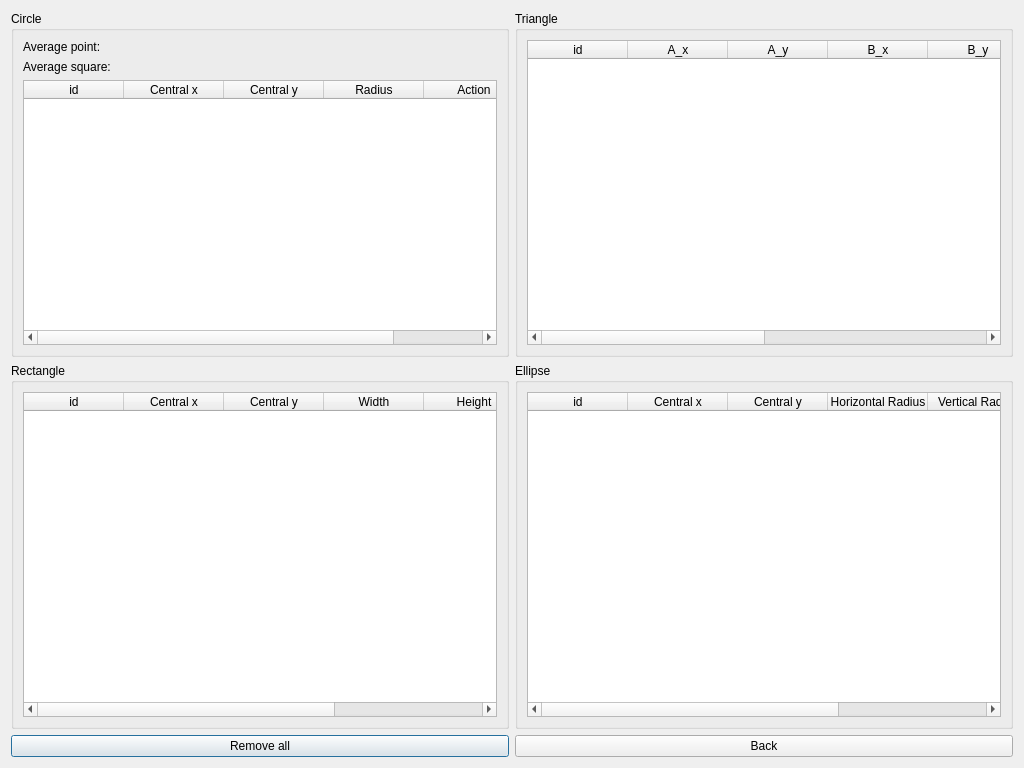
The window that dialog_editfigures.ui (JeyM1/Course_Work_OOP_1) describes before a commit, drawn with Qt 5.
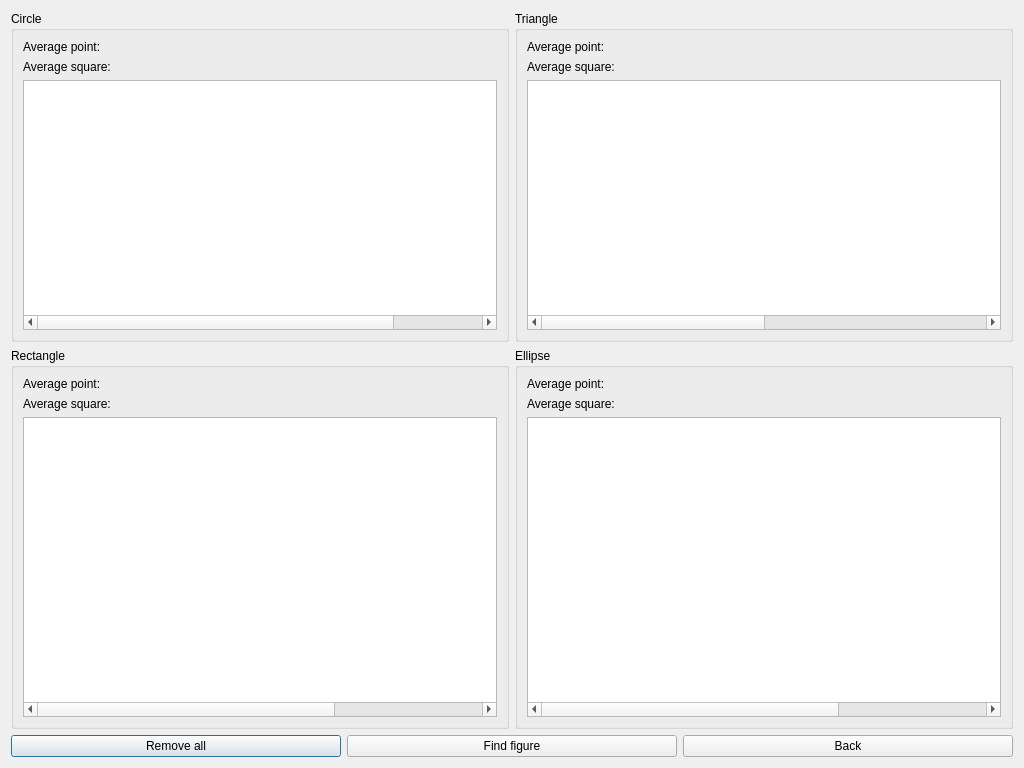
The same window after the commit.

```diff
--- a/dialog_editfigures.ui
+++ b/dialog_editfigures.ui
@@ -13,8 +13,8 @@
   <property name="windowTitle">
    <string>Edit figures</string>
   </property>
-  <layout class="QGridLayout" name="gridLayout_5">
-   <item row="0" column="0" colspan="2">
+  <layout class="QGridLayout" name="gridLayout">
+   <item row="0" column="0" colspan="3">
     <layout class="QHBoxLayout" name="horizontalLayout">
      <item>
       <widget class="QGroupBox" name="groupCircle">
@@ -51,7 +51,7 @@
         <item>
          <widget class="QTableWidget" name="tableCircle">
           <property name="sizePolicy">
-           <sizepolicy hsizetype="Expanding" vsizetype="Preferred">
+           <sizepolicy hsizetype="Expanding" vsizetype="Expanding">
             <horstretch>0</horstretch>
             <verstretch>0</verstretch>
            </sizepolicy>
@@ -63,7 +63,7 @@
            <number>5</number>
           </property>
           <attribute name="horizontalHeaderVisible">
-           <bool>true</bool>
+           <bool>false</bool>
           </attribute>
           <attribute name="horizontalHeaderCascadingSectionResizes">
            <bool>false</bool>
@@ -112,8 +112,34 @@
        <property name="title">
         <string>Triangle</string>
        </property>
-       <layout class="QGridLayout" name="gridLayout_3">
-        <item row="0" column="0">
+       <layout class="QVBoxLayout" name="verticalLayout_2">
+        <item>
+         <widget class="QLabel" name="lbl_triangle_avg_point">
+          <property name="sizePolicy">
+           <sizepolicy hsizetype="Fixed" vsizetype="Fixed">
+            <horstretch>0</horstretch>
+            <verstretch>0</verstretch>
+           </sizepolicy>
+          </property>
+          <property name="text">
+           <string>Average point: </string>
+          </property>
+         </widget>
+        </item>
+        <item>
+         <widget class="QLabel" name="lbl_triangle_avg_square">
+          <property name="sizePolicy">
+           <sizepolicy hsizetype="Fixed" vsizetype="Fixed">
+            <horstretch>0</horstretch>
+            <verstretch>0</verstretch>
+           </sizepolicy>
+          </property>
+          <property name="text">
+           <string>Average square: </string>
+          </property>
+         </widget>
+        </item>
+        <item>
          <widget class="QTableWidget" name="tableTriangle">
           <property name="sizePolicy">
            <sizepolicy hsizetype="Expanding" vsizetype="Expanding">
@@ -128,7 +154,7 @@
            <number>8</number>
           </property>
           <attribute name="horizontalHeaderVisible">
-           <bool>true</bool>
+           <bool>false</bool>
           </attribute>
           <attribute name="horizontalHeaderCascadingSectionResizes">
            <bool>false</bool>
@@ -186,18 +212,51 @@
      </item>
     </layout>
    </item>
-   <item row="1" column="0" colspan="2">
+   <item row="2" column="0">
+    <widget class="QPushButton" name="btn_remove_all">
+     <property name="text">
+      <string>Remove all</string>
+     </property>
+    </widget>
+   </item>
+   <item row="1" column="0" colspan="3">
     <layout class="QHBoxLayout" name="horizontalLayout_2">
      <item>
       <widget class="QGroupBox" name="groupRect">
        <property name="title">
         <string>Rectangle</string>
        </property>
-       <layout class="QGridLayout" name="gridLayout_2">
-        <item row="0" column="0">
+       <layout class="QVBoxLayout" name="verticalLayout_3">
+        <item>
+         <widget class="QLabel" name="lbl_rect_avg_point">
+          <property name="sizePolicy">
+           <sizepolicy hsizetype="Fixed" vsizetype="Fixed">
+            <horstretch>0</horstretch>
+            <verstretch>0</verstretch>
+           </sizepolicy>
+          </property>
+          <property name="text">
+           <string>Average point: </string>
+          </property>
+         </widget>
+        </item>
+        <item>
+         <widget class="QLabel" name="lbl_rect_avg_square">
+          <property name="sizePolicy">
+           <sizepolicy hsizetype="Fixed" vsizetype="Fixed">
+            <horstretch>0</horstretch>
+            <verstretch>0</verstretch>
+           </sizepolicy>
+          </property>
+          <property name="text">
+           <string>Average square: </string>
+          </property>
+         </widget>
+        </item>
+        <item>
          <widget class="QTableWidget" name="tableRect">
           <property name="sizePolicy">
-           <sizepolicy hsizetype="Expanding" vsizetype="Preferred">
+           <sizepolicy hsizetype="Expanding" vsizetype="Expanding">
             <horstretch>0</horstretch>
             <verstretch>0</verstretch>
            </sizepolicy>
@@ -209,7 +268,7 @@
            <number>6</number>
           </property>
           <attribute name="horizontalHeaderVisible">
-           <bool>true</bool>
+           <bool>false</bool>
           </attribute>
           <attribute name="horizontalHeaderCascadingSectionResizes">
            <bool>false</bool>
@@ -260,8 +319,34 @@
        <property name="title">
         <string>Ellipse</string>
        </property>
-       <layout class="QGridLayout" name="gridLayout_4">
-        <item row="0" column="0">
+       <layout class="QVBoxLayout" name="verticalLayout_4">
+        <item>
+         <widget class="QLabel" name="lbl_ellipse_avg_point">
+          <property name="sizePolicy">
+           <sizepolicy hsizetype="Fixed" vsizetype="Fixed">
+            <horstretch>0</horstretch>
+            <verstretch>0</verstretch>
+           </sizepolicy>
+          </property>
+          <property name="text">
+           <string>Average point: </string>
+          </property>
+         </widget>
+        </item>
+        <item>
+         <widget class="QLabel" name="lbl_ellipse_avg_square">
+          <property name="sizePolicy">
+           <sizepolicy hsizetype="Fixed" vsizetype="Fixed">
+            <horstretch>0</horstretch>
+            <verstretch>0</verstretch>
+           </sizepolicy>
+          </property>
+          <property name="text">
+           <string>Average square: </string>
+          </property>
+         </widget>
+        </item>
+        <item>
          <widget class="QTableWidget" name="tableEllipse">
           <property name="sizePolicy">
            <sizepolicy hsizetype="Expanding" vsizetype="Expanding">
@@ -272,7 +357,7 @@
           <property name="minimumSize">
            <size>
             <width>0</width>
-            <height>325</height>
+            <height>300</height>
            </size>
           </property>
           <property name="editTriggers">
@@ -282,7 +367,7 @@
            <number>6</number>
           </property>
           <attribute name="horizontalHeaderVisible">
-           <bool>true</bool>
+           <bool>false</bool>
           </attribute>
           <attribute name="horizontalHeaderCascadingSectionResizes">
            <bool>false</bool>
@@ -330,20 +415,20 @@
      </item>
     </layout>
    </item>
-   <item row="2" column="0">
-    <widget class="QPushButton" name="btn_remove_all">
-     <property name="text">
-      <string>Remove all</string>
-     </property>
-    </widget>
-   </item>
-   <item row="2" column="1">
+   <item row="2" column="2">
     <widget class="QPushButton" name="btn_back">
      <property name="text">
       <string>Back</string>
      </property>
     </widget>
    </item>
+   <item row="2" column="1">
+    <widget class="QPushButton" name="btn_find">
+     <property name="text">
+      <string>Find figure</string>
+     </property>
+    </widget>
+   </item>
   </layout>
  </widget>
  <resources/>
```
